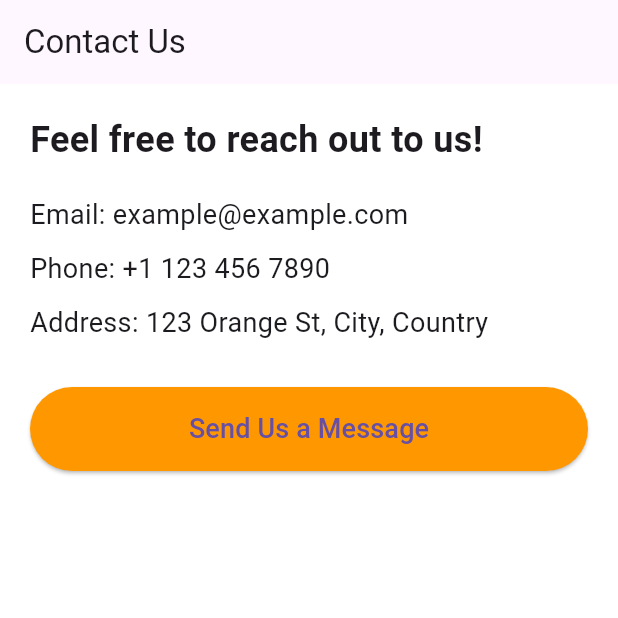
After one commit to Q00R/bite-express, a Flutter app: the MorePage screen opened directly, after a tap on "Contact Us", on a phone screen of 412 x 824 dp, the top half of it. The commit adds this screen. Run offline on Flutter 3.47's test engine with Material 3 defaults, Android fonts, the phone set to English and light mode, and no system bars; our stand-ins replace carousel_slider, flutter_rating_bar, image_picker; missing offline and left inert: animation_search_bar, side_sheet; network calls fail.

Commit message:
Contact Us page

```diff
--- /dev/null
+++ b/biteexpress/lib/pages/ContactUs.dart
@@ -0,0 +1,70 @@
+import 'package:flutter/material.dart';
+
+class ContactUsApp extends StatelessWidget {
+  @override
+  Widget build(BuildContext context) {
+    return MaterialApp(
+      title: 'Contact Us',
+      theme: ThemeData(
+        primaryColor: Colors.orange,
+        scaffoldBackgroundColor: Colors.white,
+      ),
+      home: ContactUsPage(),
+    );
+  }
+}
+
+class ContactUsPage extends StatelessWidget {
+  @override
+  Widget build(BuildContext context) {
+    return Scaffold(
+      appBar: AppBar(
+        title: Text('Contact Us'),
+      ),
+      body: Padding(
+        padding: const EdgeInsets.all(20.0),
+        child: Column(
+          crossAxisAlignment: CrossAxisAlignment.stretch,
+          children: <Widget>[
+            Text(
+              'Feel free to reach out to us!',
+              style: TextStyle(
+                fontSize: 24,
+                fontWeight: FontWeight.bold,
+              ),
+            ),
+            SizedBox(height: 20),
+            Text(
+              'Email: example@example.com',
+              style: TextStyle(fontSize: 18),
+            ),
+            SizedBox(height: 10),
+            Text(
+              'Phone: +1 123 456 7890',
+              style: TextStyle(fontSize: 18),
+            ),
+            SizedBox(height: 10),
+            Text(
+              'Address: 123 Orange St, City, Country',
+              style: TextStyle(fontSize: 18),
+            ),
+            SizedBox(height: 30),
+            ElevatedButton(
+              onPressed: () {
+                // Handle button tap
+              },
+              style: ElevatedButton.styleFrom(
+                backgroundColor: Colors.orange,
+                padding: EdgeInsets.symmetric(vertical: 15),
+              ),
+              child: Text(
+                'Send Us a Message',
+                style: TextStyle(fontSize: 18),
+              ),
+            ),
+          ],
+        ),
+      ),
+    );
+  }
+}
--- a/biteexpress/lib/pages/MorePage.dart
+++ b/biteexpress/lib/pages/MorePage.dart
@@ -1,3 +1,4 @@
+import 'package:biteexpress/pages/ContactUs.dart';
 import 'package:flutter/material.dart';
 import './ProfilePage.dart';
 import 'addProduct.dart'; // Import the AddProductPage
@@ -11,20 +12,6 @@ class MorePage extends StatelessWidget {
       ),
       body: ListView(
         children: [
-          // _buildNavigationItem(
-          //   text: 'Home',
-          //   icon: Icons.home,
-          //   onTap: () {
-          //     // Add navigation logic for Home
-          //   },
-          // ),
-          // _buildNavigationItem(
-          //   text: 'Search',
-          //   icon: Icons.search,
-          //   onTap: () {
-          //     // Add navigation logic for Search
-          //   },
-          // ),
           _buildNavigationItem(
             text: 'Profile',
             icon: Icons.person,
@@ -53,17 +40,13 @@ class MorePage extends StatelessWidget {
             },
           ),
           _buildNavigationItem(
-            text: 'Sign Out',
-            icon: Icons.exit_to_app,
-            onTap: () {
-              // Add sign out logic
-            },
-          ),
-          _buildNavigationItem(
-            text: 'Contacy Us',
+            text: 'Contact Us',
             icon: Icons.contact_emergency,
             onTap: () {
-              // Add sign out logic
+              Navigator.push(
+                context,
+                MaterialPageRoute(builder: (context) => ContactUsApp()),
+              );
             },
           ),
           _buildNavigationItem(
@@ -76,6 +59,13 @@ class MorePage extends StatelessWidget {
           _buildNavigationItem(
             text: 'About',
             icon: Icons.info,
+            onTap: () {
+              // Add sign out logic
+            },
+          ),
+          _buildNavigationItem(
+            text: 'Sign Out',
+            icon: Icons.exit_to_app,
             onTap: () {
               // Add sign out logic
             },
```
